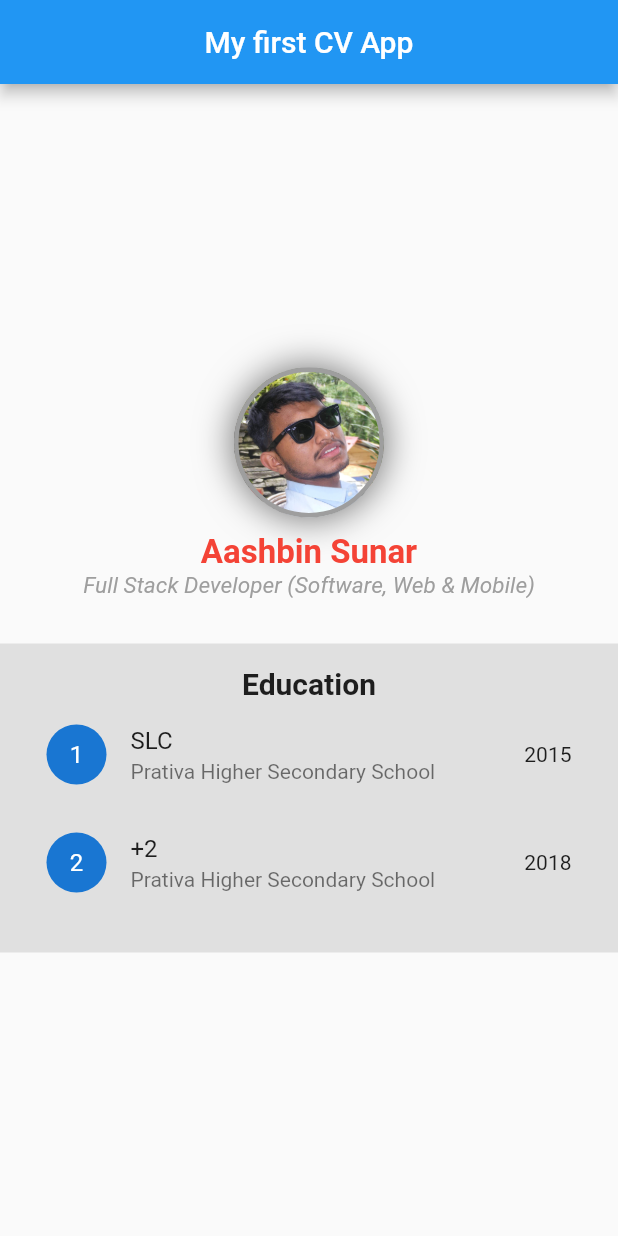
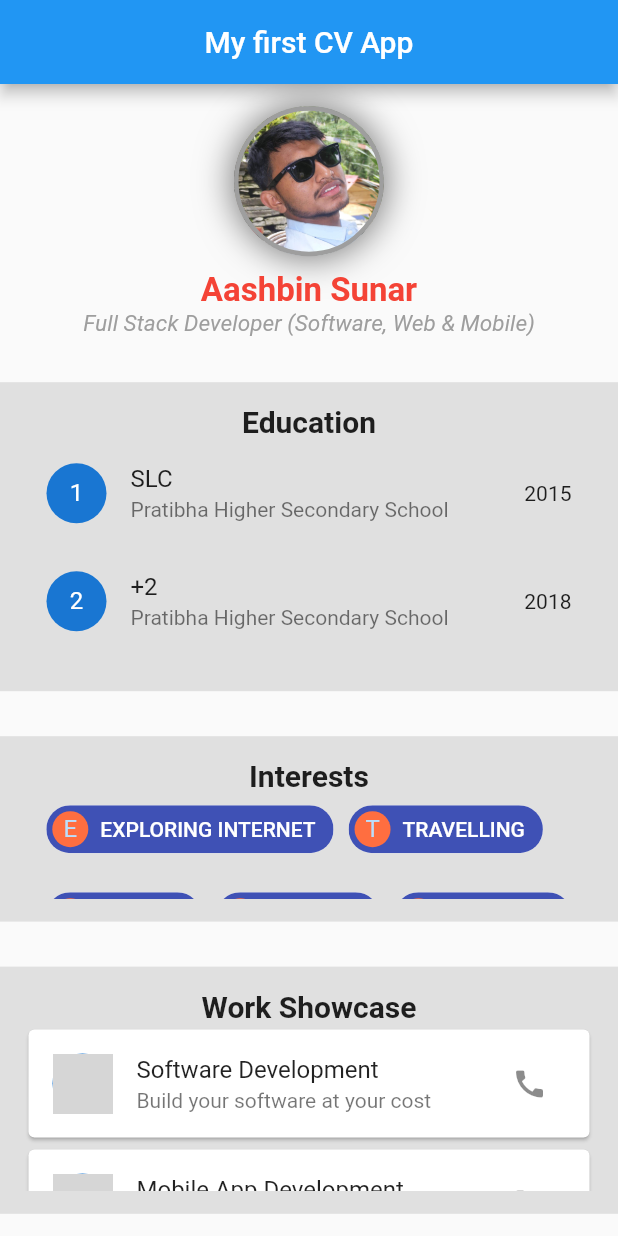
Before and after one commit to amazed11/flutter2ndbeginners, a Flutter app: the screen it shows after launch, on a phone screen of 412 x 824 dp. Run offline on Flutter 3.47's test engine with Material 2 defaults, Android fonts, the phone set to English and light mode, and no system bars; network calls fail; grey boxes are pictures that could not be loaded.

Commit message:
chip, listviewbuilder, expanded, card, wrap

```diff
--- a/lib/main.dart
+++ b/lib/main.dart
@@ -1,4 +1,5 @@
 import 'package:flutter/material.dart';
+import 'package:myfirstapp/screen/work_details_screen.dart';
 
 void main() {
   runApp(MyApp());
@@ -22,8 +23,32 @@ class HomeScreen extends StatelessWidget {
 
   List<String> course = ["SLC", "+2", "Bachelors", "Masters"];
   List<String> instname = [
-    "Prativa Higher Secondary School",
+    "Pratibha Higher Secondary School",
     "Soch College of IT",
+  ];
+  List<String> interest = [
+    'Exploring Internet',
+    'travelling',
+    'singing',
+    'dancing',
+    'Research',
+    'Programming',
+    'Designing',
+    'Machine Learning',
+    'Javascript'
+  ];
+
+  List<String> work = [
+    'Software Development',
+    'Mobile App Development',
+    'Web Developement',
+    'Designing and Branding'
+  ];
+  List<String> desc = [
+    'Build your software at your cost',
+    'Make everything on your hand',
+    'Public your zone in internet',
+    'Try something new eye catching design with brand'
   ];
 
   @override
@@ -136,6 +161,98 @@ class HomeScreen extends StatelessWidget {
                     ),
                   ),
                 ),
+              ),
+              SizedBox(
+                height: 30.0,
+              ),
+              Container(
+                padding: EdgeInsets.all(15.0),
+                width: MediaQuery.of(context).size.width,
+                height: MediaQuery.of(context).size.height * 0.15,
+                decoration: BoxDecoration(
+                  color: Colors.grey[300],
+                ),
+                child: SingleChildScrollView(
+                  child: Column(
+                    children: [
+                      Text(
+                        "Interests",
+                        style: TextStyle(
+                          fontWeight: FontWeight.bold,
+                          fontSize: 20.0,
+                        ),
+                      ),
+                      Wrap(
+                        runSpacing: 10.0,
+                        spacing: 10.0,
+                        children: List.generate(
+                          interest.length,
+                          (index) => Chip(
+                            avatar: CircleAvatar(
+                              backgroundColor: Colors.deepOrangeAccent,
+                              child:
+                                  Text("${(interest[index][0]).toUpperCase()}"),
+                            ),
+                            labelStyle: TextStyle(
+                              color: Colors.white,
+                            ),
+                            backgroundColor: Colors.indigo,
+                            label: Text("${(interest[index]).toUpperCase()}"),
+                          ),
+                        ),
+                      ),
+                    ],
+                  ),
+                ),
+              ),
+              SizedBox(
+                height: 30.0,
+              ),
+              Container(
+                padding: EdgeInsets.all(15.0),
+                width: MediaQuery.of(context).size.width,
+                height: MediaQuery.of(context).size.height * 0.20,
+                decoration: BoxDecoration(
+                  color: Colors.grey[300],
+                ),
+                child: Column(
+                  children: [
+                    Text(
+                      "Work Showcase",
+                      style: TextStyle(
+                        fontWeight: FontWeight.bold,
+                        fontSize: 20.0,
+                      ),
+                    ),
+                    Expanded(
+                      child: ListView.builder(
+                        itemCount: work.length,
+                        itemBuilder: (BuildContext context, int index) {
+                          return Card(
+                            child: ListTile(
+                              onTap: () {
+                                Navigator.of(context).push(MaterialPageRoute(
+                                    builder: (context) => WorkDetailsScreen()));
+                              },
+                              title: Text("${work[index]}"),
+                              subtitle: Text(
+                                "${desc[index]}",
+                              ),
+                              leading: CircleAvatar(
+                                backgroundImage: NetworkImage(
+                                    "https://eversoft.company/wp-content/uploads/2021/03/Software-Development-Company-Eversoft-hero-baner.png"),
+                              ),
+                              trailing: IconButton(
+                                onPressed: () {},
+                                icon: Icon(Icons.call),
+                              ),
+                            ),
+                          );
+                        },
+                      ),
+                    ),
+                  ],
+                ),
               )
             ],
           ),
--- /dev/null
+++ b/lib/screen/work_details_screen.dart
@@ -0,0 +1,17 @@
+import 'package:flutter/material.dart';
+
+class WorkDetailsScreen extends StatelessWidget {
+  const WorkDetailsScreen({Key? key}) : super(key: key);
+
+  @override
+  Widget build(BuildContext context) {
+    return Scaffold(
+      appBar: AppBar(
+        title: Text("Details"),
+      ),
+      body: Container(
+        child: Text("data"),
+      ),
+    );
+  }
+}
```
